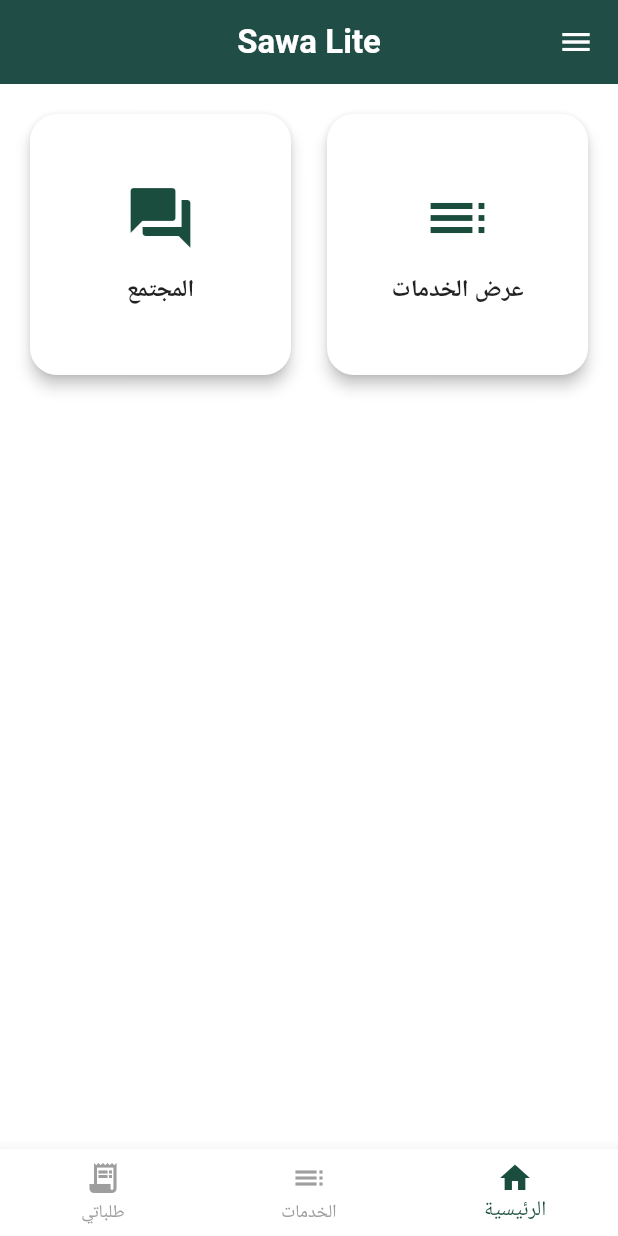
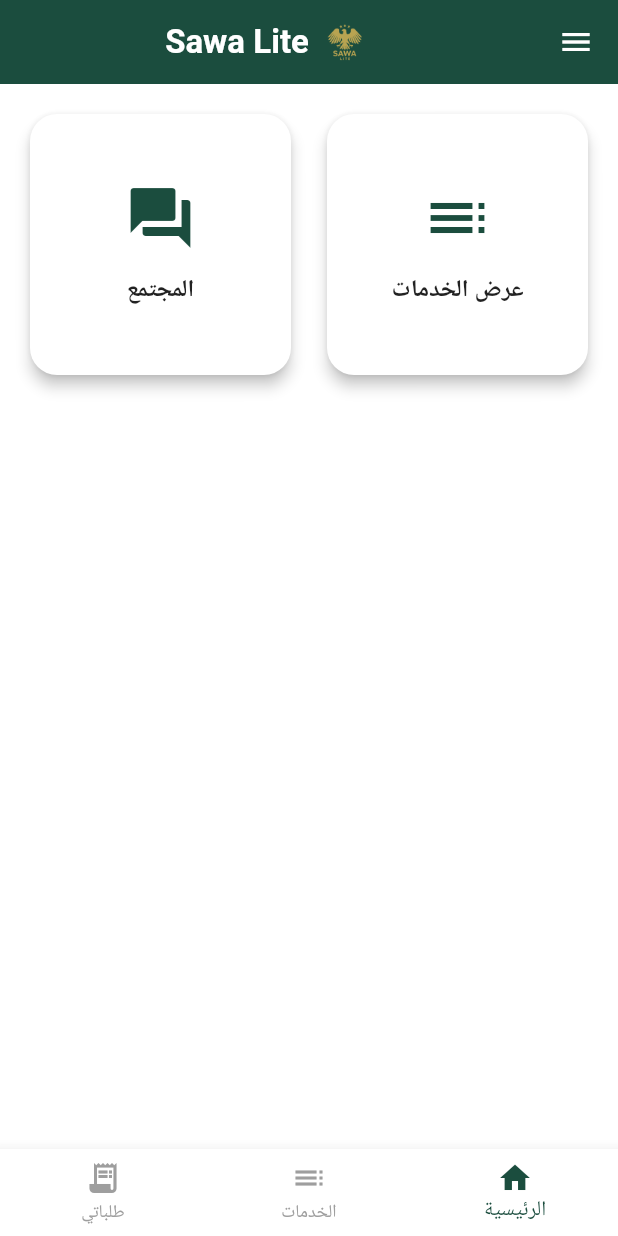
Before and after one commit to Amjad-Hz/Sawa_Lite, a Flutter app: the HomeScreen screen opened directly, on a phone screen of 412 x 824 dp. Run offline on Flutter 3.47's test engine with Material 3 defaults, Android fonts, the phone set to English and light mode, and no system bars; our stand-ins replace dio, shared_preferences; accounts and stored records are empty.

Commit message:
Initial Commit

```diff
--- a/lib/frontend/presentation/screens/home_screen.dart
+++ b/lib/frontend/presentation/screens/home_screen.dart
@@ -34,10 +34,16 @@
       textDirection: TextDirection.rtl,
       child: Scaffold(
         appBar: AppBar(
-          title: const Text("Sawa Lite"),
-          centerTitle: true,
-          elevation: 2,
+          title: Row(
+            mainAxisAlignment: MainAxisAlignment.center,
+            children: [
+              Image.asset('assets/logo.png', height: 32),
+              const SizedBox(width: 8),
+              const Text("Sawa Lite"),
+            ],
+          ),
         ),
+
 
         drawer: Drawer(
           child: Column(
```
Also changed, not shown: 1 other file.
